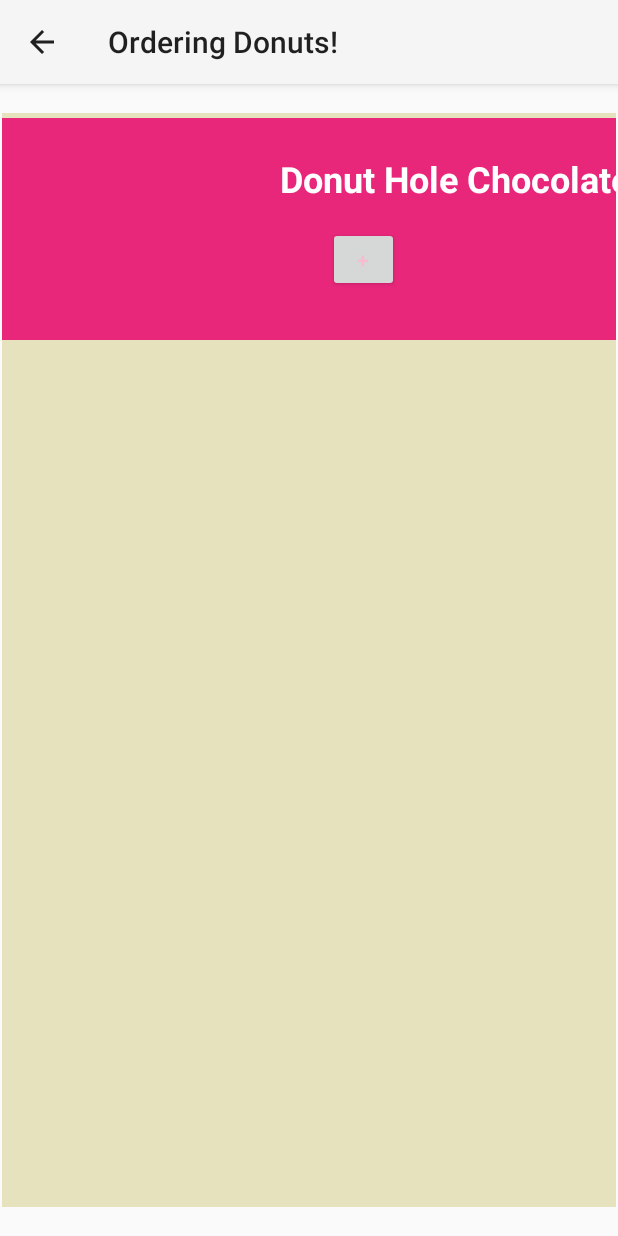
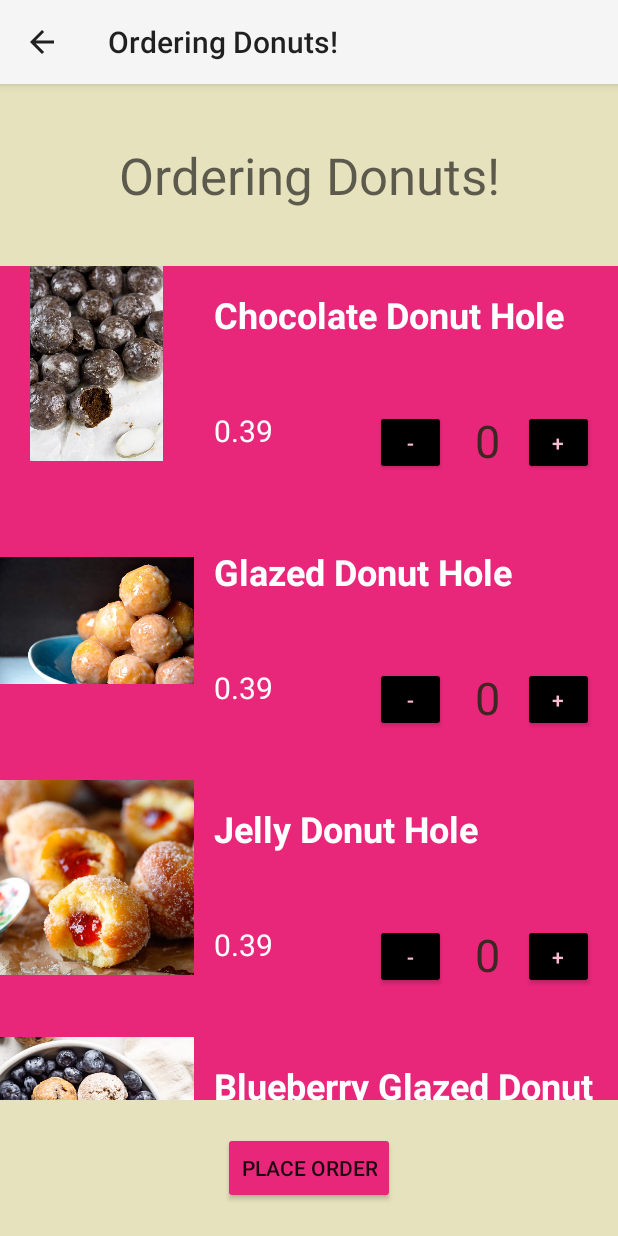
Before and after one commit to Nabihah01/RUCafe, an Android app: the screen it shows after launch (OrderingDonutsActivity), after a tap on "ORDER DONUTS", on a phone screen of 412 x 824 dp. Run offline under Robolectric (Android 15) with nearby library versions, the light colour scheme and no system bars.

Commit message:
working donut view!!

```diff
--- a/app/src/main/java/com/example/rucafe/Donut.java
+++ b/app/src/main/java/com/example/rucafe/Donut.java
@@ -11,6 +11,8 @@ public class Donut extends MenuItem {
     private String donutType;
     private int donutQuantity;
     private String donutFlavor;
+    private int donutImage;
+
     private static final double YEAST = 1.59;
     private static final double CAKE = 1.79;
     private static final double HOLE = 0.39;
@@ -21,10 +23,18 @@ public class Donut extends MenuItem {
      * @param donutFlavor flavor of donut
      * @param donutQuantity quantity of donut selected
      */
+
     public Donut(String donutType, String donutFlavor, int donutQuantity){
         this.donutType = donutType;
         this.donutQuantity = donutQuantity;
         this.donutFlavor = donutFlavor;
+    }
+
+    public Donut(String donutType, String donutFlavor, int donutQuantity, int donutImage){
+        this.donutType = donutType;
+        this.donutQuantity = donutQuantity;
+        this.donutFlavor = donutFlavor;
+        this.donutImage = donutImage;
     }
 
     /**
@@ -39,13 +49,17 @@ public class Donut extends MenuItem {
         } else if (donutType.equals("Cake")) {
             return CAKE * donutQuantity;
         }
-        else{
+        else {
             return HOLE * donutQuantity;
         }
     }
 
     public String getDonutTypeandFlavor() {
         return donutFlavor + " " + donutType;
+    }
+
+    public int getImage() {
+        return donutImage;
     }
 
     /**
@@ -61,24 +75,4 @@ public class Donut extends MenuItem {
             return this.donutFlavor + " " + this.donutType + " donut " + "(" + this.donutQuantity + ")";
         }
     }
-
-    public static ArrayList<Donut> createDonutsList() {
-        ArrayList<Donut> donuts = new ArrayList<Donut>();
-        donuts.add(new Donut("Chocolate", "Donut Hole", 1));
-        donuts.add(new Donut("Glazed", "Donut Hole", 1));
-        donuts.add(new Donut("Jelly", "Donut Hole", 1));
-        donuts.add(new Donut("Blueberry Glazed", "Donut Hole", 1));
-
-        donuts.add(new Donut("Oreo", "Yeast", 1));
-        donuts.add(new Donut("Strawberry Frosted", "Yeast", 1));
-        donuts.add(new Donut("Vanilla Frosted", "Yeast", 1));
-        donuts.add(new Donut("Chocolate Creme", "Yeast", 1));
-
-        donuts.add(new Donut("Powdered", "Cake", 1));
-        donuts.add(new Donut("Old-Fashioned", "Cake", 1));
-        donuts.add(new Donut("Cinnamon Sugar", "Cake", 1));
-        donuts.add(new Donut("Lemon", "Cake", 1));
-
-        return donuts;
-    }
 }
--- a/app/src/main/java/com/example/rucafe/DonutsAdapter.java
+++ b/app/src/main/java/com/example/rucafe/DonutsAdapter.java
@@ -2,7 +2,6 @@ package com.example.rucafe;
 
 import android.content.Context;
 import android.content.DialogInterface;
-import android.content.Intent;
 import android.view.LayoutInflater;
 import android.view.View;
 import android.view.ViewGroup;
@@ -54,8 +53,8 @@ public class DonutsAdapter extends RecyclerView.Adapter<DonutsAdapter.ItemsHolde
     public void onBindViewHolder(@NonNull ItemsHolder holder, int position) {
         //assign values for each row
         holder.donut_flavor.setText(items.get(position).getDonutTypeandFlavor());
-        holder.donut_price.setText((int) items.get(position).itemPrice());
-//        holder.donut_image.setImageResource(items.get(position).getImage());
+        holder.donut_price.setText(String.valueOf(items.get(position).itemPrice()));
+        holder.donut_image.setImageResource(items.get(position).getImage());
     }
 
     /**
@@ -73,52 +72,49 @@ public class DonutsAdapter extends RecyclerView.Adapter<DonutsAdapter.ItemsHolde
     public static class ItemsHolder extends RecyclerView.ViewHolder {
         private TextView donut_flavor, donut_price, donut_quantity;
         private ImageView donut_image;
-        private Button btn_add;
+        private Button btn_add, btn_minus;
         private ConstraintLayout parentLayout; //this is the row layout
 
         public ItemsHolder(@NonNull View itemView) {
             super(itemView);
             donut_flavor = itemView.findViewById(R.id.donut_flavor);
             donut_price = itemView.findViewById(R.id.donut_price);
+            donut_quantity = itemView.findViewById(R.id.donut_quantity);
             donut_image = itemView.findViewById(R.id.donut_image);
             btn_add = itemView.findViewById(R.id.btn_add);
+            btn_minus = itemView.findViewById(R.id.btn_minus);
             parentLayout = itemView.findViewById(R.id.rowLayout);
+            setMinusButtonOnClick(itemView);
             setAddButtonOnClick(itemView); //register the onClicklistener for the button on each row.
         }
 
         /**
          * Set the onClickListener for the button on each row.
-         * Clicking on the button will create an AlertDialog with the options of YES/NO.
          * @param itemView
          */
         private void setAddButtonOnClick(@NonNull View itemView) {
             btn_add.setOnClickListener(new View.OnClickListener() {
                 @Override
                 public void onClick(View view) {
-                    AlertDialog.Builder alert = new AlertDialog.Builder(itemView.getContext());
-                    alert.setTitle("Add to order");
-                    alert.setMessage(donut_flavor.getText().toString());
-                    //handle the "YES" click
-                    alert.setPositiveButton("yes", new DialogInterface.OnClickListener() {
-                        public void onClick(DialogInterface dialog, int which) {
-                            String split[] = itemView.findViewById(R.id.donut_flavor).toString().split(" ");
-                            Donut donut = new Donut(split[1], split[0], 1);
-                            MainActivity.yourOrder.add(donut);
-
-                            Toast.makeText(itemView.getContext(),
-                                    donut_flavor.getText().toString() + " added.", Toast.LENGTH_LONG).show();
-                        }
-                        //handle the "NO" click
-                    }).setNegativeButton("no", new DialogInterface.OnClickListener() {
-                        public void onClick(DialogInterface dialog, int which) {
-                            Toast.makeText(itemView.getContext(),
-                                    donut_flavor.getText().toString() + " not added.", Toast.LENGTH_LONG).show();
-                        }
-                    });
-                    AlertDialog dialog = alert.create();
-                    dialog.show();
+                    int quantity = Integer.parseInt(donut_quantity.getText().toString());
+                    donut_quantity.setText(String.valueOf(quantity + 1));
                 }
             });
         }
+
+        private void setMinusButtonOnClick(@NonNull View itemView) {
+            btn_minus.setOnClickListener(new View.OnClickListener() {
+                @Override
+                public void onClick(View view) {
+                    int quantity = Integer.parseInt(donut_quantity.getText().toString());
+                    if(quantity == 0) {
+                        Toast.makeText(itemView.getContext(), "Cannot reduce quantity below zero", Toast.LENGTH_LONG).show();
+                    } else {
+                        donut_quantity.setText(String.valueOf(quantity - 1));
+                    }
+                }
+            });
+        }
+
     }
 }
--- a/app/src/main/java/com/example/rucafe/MainActivity.java
+++ b/app/src/main/java/com/example/rucafe/MainActivity.java
@@ -5,6 +5,7 @@ import androidx.appcompat.app.AppCompatActivity;
 import android.content.Intent;
 import android.os.Bundle;
 import android.view.View;
+import android.widget.Button;
 
 import java.util.ArrayList;
 
@@ -25,12 +26,22 @@ public class MainActivity extends AppCompatActivity {
         setContentView(R.layout.activity_main);
         yourOrder = new Order(new ArrayList<>(), orderNum);
         storeOrders = new StoreOrders();
+
+        Button donutsButton = findViewById(R.id.orderDonuts);
+
+        donutsButton.setOnClickListener(new View.OnClickListener() {
+            @Override
+            public void onClick(View v) {
+                Intent intent = new Intent(MainActivity.this, OrderingDonutsActivity.class);
+                startActivity(intent);
+            }
+        });
     }
 
-    public void orderingDonuts(View view) {
-        Intent intent = new Intent(this, OrderingDonutsActivity.class);
-        startActivity(intent);
-    }
+//    public void orderingDonuts(View view) {
+//        Intent intent = new Intent(this, OrderingDonutsActivity.class);
+//        startActivity(intent);
+//    }
 
     public void orderingCoffee(View view) {
         Intent intent = new Intent(this, OrderingCoffeeActivity.class);
--- a/app/src/main/java/com/example/rucafe/OrderingDonutsActivity.java
+++ b/app/src/main/java/com/example/rucafe/OrderingDonutsActivity.java
@@ -11,6 +11,13 @@ import java.util.ArrayList;
 
 public class OrderingDonutsActivity extends AppCompatActivity {
 
+    ArrayList<Donut> donuts = new ArrayList<>();
+
+    /**
+     * Get the references of all instances of Views defined in the layout file, set up the list of
+     * items to be display in the RecyclerView.
+     * @param savedInstanceState
+     */
     @Override
     protected void onCreate(Bundle savedInstanceState) {
         super.onCreate(savedInstanceState);
@@ -20,15 +27,35 @@ public class OrderingDonutsActivity extends AppCompatActivity {
         RecyclerView donutsRV = (RecyclerView) findViewById(R.id.donutsRecyclerView);
 
         // Initialize donuts
-        ArrayList<Donut> items = Donut.createDonutsList();
+        setUpMenuItems();
 
-        //Context context = getApplicationContext();
+        // Set layout manager to position the items
+        donutsRV.setLayoutManager(new LinearLayoutManager(this));
 
         // Create adapter passing in the sample user data
-        DonutsAdapter adapter = new DonutsAdapter(this, items);
+        DonutsAdapter adapter = new DonutsAdapter(this, donuts);
         // Attach the adapter to the recyclerview to populate items
         donutsRV.setAdapter(adapter);
-        // Set layout manager to position the items
-        donutsRV.setLayoutManager(new LinearLayoutManager(this));
+
+    }
+
+    /**
+     * Helper method to set up the data (the Model of the MVC).
+     */
+    private void setUpMenuItems() {
+        donuts.add(new Donut("Donut Hole", "Chocolate", 1, R.drawable.choc_donut_holes));
+        donuts.add(new Donut("Donut Hole", "Glazed", 1, R.drawable.glazed_donut_holes));
+        donuts.add(new Donut("Donut Hole", "Jelly", 1, R.drawable.jelly_donut_holes));
+        donuts.add(new Donut("Donut Hole", "Blueberry Glazed", 1, R.drawable.blueberry_donut_holes));
+
+        donuts.add(new Donut("Yeast", "Oreo", 1, R.drawable.oreo_yeast_donut));
+        donuts.add(new Donut("Yeast", "Strawberry Frosted", 1, R.drawable.strawberry_yeast_donut));
+        donuts.add(new Donut("Yeast", "Vanilla Frosted", 1, R.drawable.vanilla_yeast_donut));
+        donuts.add(new Donut("Yeast", "Chocolate Creme", 1, R.drawable.choc_creme_donut));
+
+        donuts.add(new Donut("Cake", "Powdered", 1, R.drawable.powdered_cake_donut));
+        donuts.add(new Donut("Cake", "Old-Fashioned", 1, R.drawable.old_fashioned_cake_donut));
+        donuts.add(new Donut("Cake", "Cinnamon Sugar", 1, R.drawable.cinnamon_sugar_cake_donut));
+        donuts.add(new Donut("Cake", "Lemon", 1, R.drawable.lemon_cake_donut));
     }
 }
--- a/app/src/main/res/layout/ordering_donuts.xml
+++ b/app/src/main/res/layout/ordering_donuts.xml
@@ -3,14 +3,38 @@
     xmlns:app="http://schemas.android.com/apk/res-auto"
     xmlns:tools="http://schemas.android.com/tools"
     android:layout_width="match_parent"
-    android:layout_height="match_parent">
+    android:layout_height="match_parent"
+    android:background="#E6E2BD">
 
     <androidx.recyclerview.widget.RecyclerView
         android:id="@+id/donutsRecyclerView"
-        android:layout_width="409dp"
-        android:layout_height="729dp"
+        android:layout_width="415dp"
+        android:layout_height="556dp"
         app:layout_constraintBottom_toBottomOf="parent"
         app:layout_constraintEnd_toEndOf="parent"
         app:layout_constraintStart_toStartOf="parent"
+        app:layout_constraintTop_toTopOf="parent"
+        app:layout_constraintVertical_bias="0.571" />
+
+    <TextView
+        android:id="@+id/donuts_label"
+        android:layout_width="wrap_content"
+        android:layout_height="wrap_content"
+        android:text="@string/donutsLabel"
+        android:textAppearance="@style/TextAppearance.AppCompat.Display1"
+        app:layout_constraintBottom_toTopOf="@+id/donutsRecyclerView"
+        app:layout_constraintEnd_toEndOf="parent"
+        app:layout_constraintStart_toStartOf="parent"
         app:layout_constraintTop_toTopOf="parent" />
+
+    <Button
+        android:id="@+id/button"
+        android:layout_width="wrap_content"
+        android:layout_height="wrap_content"
+        android:backgroundTint="#E8277B"
+        android:text="@string/placeOrder"
+        app:layout_constraintBottom_toBottomOf="parent"
+        app:layout_constraintEnd_toEndOf="parent"
+        app:layout_constraintStart_toStartOf="parent"
+        app:layout_constraintTop_toBottomOf="@+id/donutsRecyclerView" />
 </androidx.constraintlayout.widget.ConstraintLayout>
--- a/app/src/main/res/layout/row_view.xml
+++ b/app/src/main/res/layout/row_view.xml
@@ -3,7 +3,7 @@
     xmlns:app="http://schemas.android.com/apk/res-auto"
     xmlns:tools="http://schemas.android.com/tools"
     android:layout_width="match_parent"
-    android:layout_height="match_parent"
+    android:layout_height="wrap_content"
     android:background="#E6E2BD"
     android:id="@+id/rowLayout" >
 
@@ -25,19 +25,22 @@
         android:background="#E8277B"
         app:layout_constraintBottom_toBottomOf="parent"
         app:layout_constraintEnd_toEndOf="parent"
+        app:layout_constraintHorizontal_bias="0.0"
         app:layout_constraintStart_toStartOf="parent"
         app:layout_constraintTop_toTopOf="parent"
-        app:layout_constraintVertical_bias="0.006">
+        app:layout_constraintVertical_bias="0.0">
 
         <TextView
             android:id="@+id/donut_flavor"
-            android:layout_width="wrap_content"
-            android:layout_height="wrap_content"
-            android:layout_marginStart="55dp"
-            android:layout_marginTop="24dp"
+            android:layout_width="261dp"
+            android:layout_height="64dp"
+            android:layout_marginStart="12dp"
+            android:layout_marginTop="16dp"
+            android:layout_marginEnd="10dp"
             android:textColor="@color/white"
             android:textSize="24sp"
             android:textStyle="bold"
+            app:layout_constraintEnd_toEndOf="parent"
             app:layout_constraintStart_toEndOf="@+id/donut_image"
             app:layout_constraintTop_toTopOf="parent" />
 
@@ -52,8 +55,8 @@
 
         <TextView
             android:id="@+id/donut_price"
-            android:layout_width="wrap_content"
-            android:layout_height="wrap_content"
+            android:layout_width="75dp"
+            android:layout_height="37dp"
             android:layout_marginTop="16dp"
             android:textColor="@color/white"
             android:textSize="20sp"
@@ -61,18 +64,52 @@
             app:layout_constraintTop_toBottomOf="@+id/donut_flavor" />
 
         <Button
-            android:id="@+id/btn_add"
+            android:id="@+id/btn_minus"
             android:layout_width="47dp"
             android:layout_height="43dp"
             android:layout_marginStart="32dp"
             android:layout_marginBottom="32dp"
-            android:text="@string/plus"
+            android:backgroundTint="#000000"
+            android:text="@string/minus"
             android:textColor="#F8BBD0"
             android:textSize="14sp"
             app:layout_constraintBottom_toBottomOf="parent"
             app:layout_constraintStart_toEndOf="@+id/donut_price"
             app:layout_constraintTop_toTopOf="@+id/donut_price"
             tools:ignore="TouchTargetSizeCheck" />
+
+        <Button
+            android:id="@+id/btn_add"
+            android:layout_width="47dp"
+            android:layout_height="43dp"
+            android:layout_marginBottom="32dp"
+            android:backgroundTint="#000000"
+            android:text="@string/plus"
+            android:textColor="#F8BBD0"
+            android:textSize="14sp"
+            app:layout_constraintBottom_toBottomOf="parent"
+            app:layout_constraintEnd_toEndOf="parent"
+            app:layout_constraintHorizontal_bias="0.73"
+            app:layout_constraintStart_toEndOf="@+id/btn_minus"
+            app:layout_constraintTop_toTopOf="@+id/donut_price"
+            app:layout_constraintVertical_bias="0.0"
+            tools:ignore="TouchTargetSizeCheck" />
+
+        <TextView
+            android:id="@+id/donut_quantity"
+            android:layout_width="32dp"
+            android:layout_height="51dp"
+            android:layout_marginStart="5dp"
+            android:text="@string/zero"
+            android:textAlignment="center"
+            android:textColor="#3E2723"
+            android:textSize="30sp"
+            app:layout_constraintBottom_toBottomOf="parent"
+            app:layout_constraintEnd_toStartOf="@+id/btn_add"
+            app:layout_constraintHorizontal_bias="0.428"
+            app:layout_constraintStart_toEndOf="@+id/btn_minus"
+            app:layout_constraintTop_toTopOf="parent"
+            app:layout_constraintVertical_bias="0.8" />
     </androidx.constraintlayout.widget.ConstraintLayout>
 
 
```
Also changed, not shown: app/src/main/AndroidManifest.xml (+4 -8 lines), app/src/main/res/drawable/blueberry_donut_holes.jpg (added), app/src/main/res/drawable/choc_creme_donut.jpg (added), app/src/main/res/drawable/choc_donut_holes.jpg (added), app/src/main/res/drawable/cinnamon_sugar_cake_donut.jpg (added), app/src/main/res/drawable/glazed_donut_holes.jpg (added), app/src/main/res/drawable/jelly_donut_holes.jpg (added), app/src/main/res/drawable/lemon_cake_donut.jpg (added), app/src/main/res/drawable/old_fashioned_cake_donut.jpg (added), app/src/main/res/drawable/oreo_yeast_donut.jpg (added), app/src/main/res/drawable/powdered_cake_donut.jpg (added), app/src/main/res/drawable/strawberry_yeast_donut.png (added), app/src/main/res/drawable/vanilla_yeast_donut.jpg (added).
